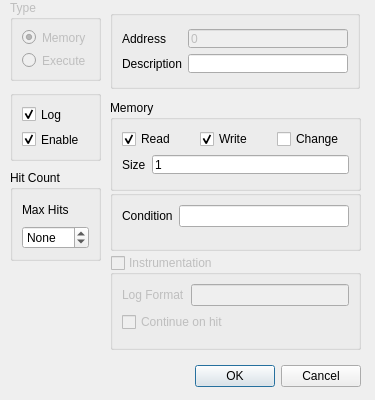
Above: pcsx2-qt/Debugger/Breakpoints/BreakpointDialog.ui from PCSX2/pcsx2 before the change. Below: the same form after it.
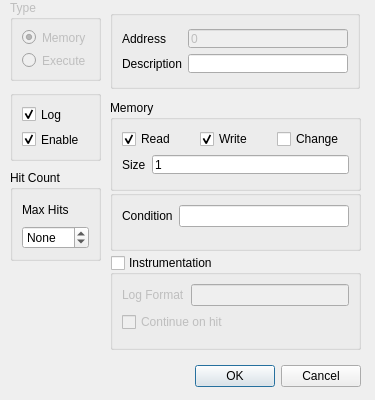
That is the form after the change.

What changed in the file:
```diff
--- a/pcsx2-qt/Debugger/Breakpoints/BreakpointDialog.ui
+++ b/pcsx2-qt/Debugger/Breakpoints/BreakpointDialog.ui
@@ -285,7 +285,7 @@
   </widget>
   <widget class="QGroupBox" name="grpInstrumentation">
    <property name="enabled">
-    <bool>false</bool>
+    <bool>true</bool>
    </property>
    <property name="geometry">
     <rect>
```
Left out of the diff: 6 changed lines with no effect on the pictures.
